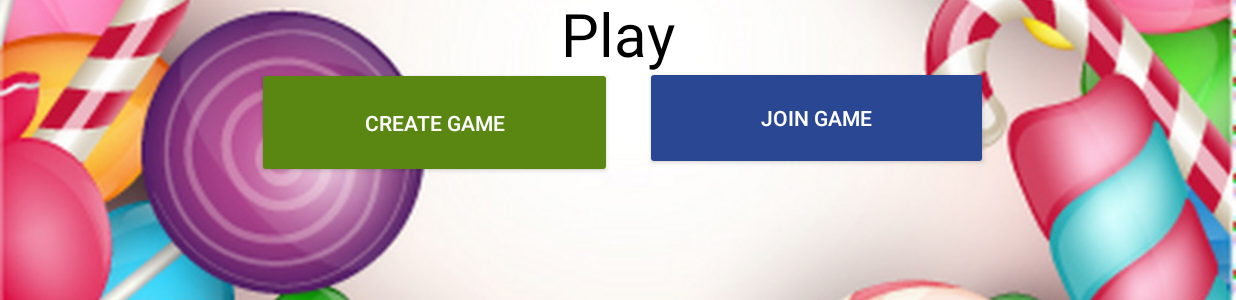
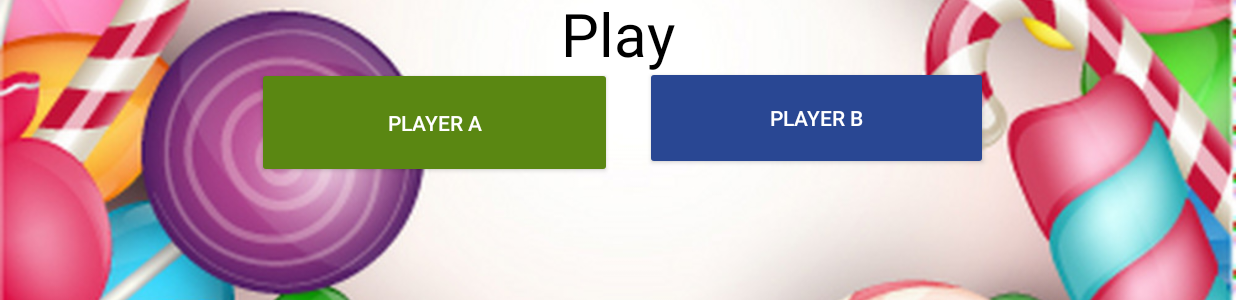
Before and after one commit to raihanahnabilah/popsicle-project, an Android app: the screen it shows after launch (HomePage), on a phone screen of 824 x 412 dp (held sideways). Shown: the part 275-575 px from the top of the screen. Run offline under Robolectric (Android 15) with nearby library versions, the phone set to English and light mode, and no system bars; our stand-ins replace Firebase (no records; nobody signed in at launch, a user with empty details on screens opened directly).

Commit message:
Added two player firebase uid recording

```diff
--- a/app/src/main/res/layout/activity_home_page.xml
+++ b/app/src/main/res/layout/activity_home_page.xml
@@ -44,7 +44,7 @@
         android:layout_marginEnd="416dp"
         android:layout_marginBottom="110dp"
         android:backgroundTint="#5A8712"
-        android:text="Create Game" />
+        android:text="Player A" />
 
     <Button
         android:id="@+id/button2"
@@ -59,6 +59,6 @@
         android:layout_marginEnd="165dp"
         android:layout_marginBottom="115dp"
         android:backgroundTint="#294793"
-        android:text="Join Game" />
+        android:text="Player B" />
 
 </RelativeLayout>
```
Also changed, not shown: app/src/main/java/com/example/popsicle/HomePage.java (+28 -6 lines), 1 other file.
